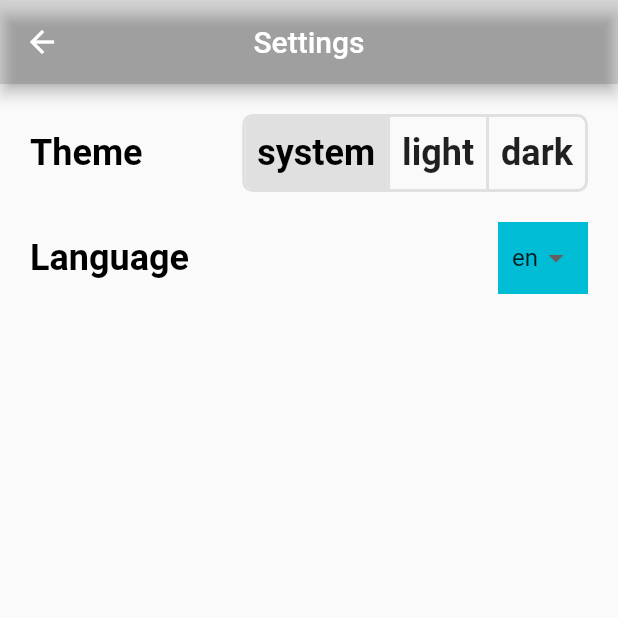
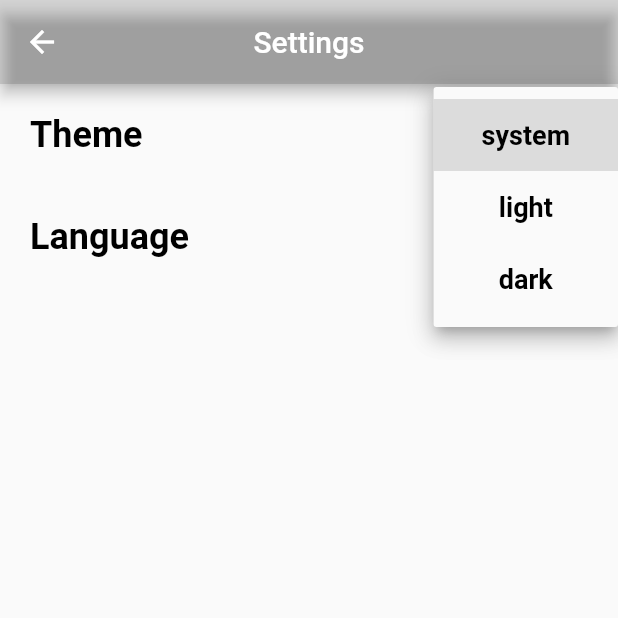
Before and after one commit to 0deans/foodly, a Flutter app: the Settings screen opened by its route, after a tap on "system", on a phone screen of 412 x 824 dp, the top half of it. Run offline on Flutter 3.47's test engine with Material 2 defaults, Android fonts, the phone set to English and light mode, and no system bars; our stand-ins replace camera, google_fonts, image_picker, sqflite; missing offline and left inert: tflite_flutter; accounts and stored records are empty; generated files the repository leaves out were written again.

Commit message:
finished: localization

```diff
--- a/lib/l10n/en.arb
+++ b/lib/l10n/en.arb
@@ -9,5 +9,8 @@
   "mealDetails": "Meal details",
   "show": "Show",
   "hide": "Hide",
-  "foodGroups": "food groups"
+  "foodGroups": "food groups",
+  "system": "system",
+  "light": "light",
+  "dark": "dark"
 }
--- a/lib/l10n/ua.arb
+++ b/lib/l10n/ua.arb
@@ -9,5 +9,8 @@
   "language": "Мова",
   "show": "Показати",
   "hide": "Приховати",
-  "foodGroups": "групи їжі"
+  "foodGroups": "групи їжі",
+  "system": "системна",
+  "light": "світла",
+  "dark": "темна"
 }
--- a/lib/pages/settings.dart
+++ b/lib/pages/settings.dart
@@ -14,17 +14,6 @@ class Settings extends StatefulWidget {
 class _SettingsState extends State<Settings> {
   final List<bool> isSelected = [false, false, false];
 
-  _select(int newIndex) {
-    setState(() {
-      for (int index = 0; index < isSelected.length; index++) {
-        isSelected[index] = index == newIndex;
-      }
-
-      final themeProvider = Provider.of<ThemeProvider>(context, listen: false);
-      themeProvider.setThemeMode(ThemeMode.values[newIndex]);
-    });
-  }
-
   @override
   void initState() {
     super.initState();
@@ -35,9 +24,16 @@ class _SettingsState extends State<Settings> {
 
   @override
   Widget build(BuildContext context) {
-    final _appLocal = AppLocalizations.of(context)!;
-    final provider = Provider.of<LocaleProvider>(context);
-    final locale = provider.locale;
+    final localeProvider = Provider.of<LocaleProvider>(context);
+    final themeProvider = Provider.of<ThemeProvider>(context);
+
+    final appLocal = AppLocalizations.of(context)!;
+
+    final Map<String, String> localizedThemeMode = {
+      'system': appLocal.system,
+      'light': appLocal.light,
+      'dark': appLocal.dark
+    };
 
     return Scaffold(
       appBar: AppBar(
@@ -47,45 +43,35 @@ class _SettingsState extends State<Settings> {
           },
           icon: const Icon(Icons.arrow_back),
         ),
-        title: Text(_appLocal.settings),
+        title: Text(appLocal.settings),
         backgroundColor: Colors.black12,
         centerTitle: true,
       ),
       body: ListView(
         children: [
           Container(
-            margin: const EdgeInsets.only(
-              top: 20,
-              left: 20,
-              right: 20,
-              bottom: 10,
-            ),
+            margin: const EdgeInsets.symmetric(vertical: 10, horizontal: 20),
             child: Row(
               mainAxisAlignment: MainAxisAlignment.spaceBetween,
               children: [
-                Text(
-                  _appLocal.theme,
-                  style: Theme.of(context).textTheme.bodyMedium,
+                Text(appLocal.theme),
+                DropdownButtonHideUnderline(
+                  child: DropdownButton(
+                    style: Theme.of(context).textTheme.bodySmall,
+                    value: themeProvider.themeMode,
+                    alignment: Alignment.centerRight,
+                    items: ThemeMode.values.map((mode) {
+                      return DropdownMenuItem(
+                        value: mode,
+                        child: Center(
+                          child: Text(localizedThemeMode[mode.name]!),
                         ),
-                ToggleButtons(
-                  isSelected: isSelected,
-                  fillColor: Theme.of(context).colorScheme.primary,
-                  selectedColor: Provider.of<ThemeProvider>(context).isDark
-                      ? Colors.white
-                      : Colors.black,
-                  textStyle: Theme.of(context).textTheme.bodyMedium,
-                  renderBorder: true,
-                  borderColor: Theme.of(context).colorScheme.primary,
-                  selectedBorderColor: Theme.of(context).colorScheme.primary,
-                  borderWidth: 2,
-                  borderRadius: BorderRadius.circular(6),
-                  onPressed: _select,
-                  children: ThemeMode.values.map((mode) {
-                    return Padding(
-                      padding: const EdgeInsets.symmetric(horizontal: 8),
-                      child: Text(mode.name),
                       );
                     }).toList(),
+                    onChanged: (themeMode) {
+                      themeProvider.setThemeMode(themeMode!);
+                    },
+                  ),
                 ),
               ],
             ),
@@ -95,28 +81,14 @@ class _SettingsState extends State<Settings> {
             child: Row(
               mainAxisAlignment: MainAxisAlignment.spaceBetween,
               children: [
-                Text(
-                  _appLocal.language,
-                ),
-                Container(
-                    width: 60,
-                    decoration: const BoxDecoration(
-                      color: Colors.cyan,
-                    ),
-                    child: Center(
-                      child: DropdownButtonHideUnderline(
+                Text(appLocal.language),
+                DropdownButtonHideUnderline(
                   child: DropdownButton(
-                          value: locale,
-                          items: AppLocalizations.supportedLocales
-                              .map((nextLocale) {
+                    style: Theme.of(context).textTheme.bodySmall,
+                    value: localeProvider.locale,
+                    items: AppLocalizations.supportedLocales.map((nextLocale) {
                       return DropdownMenuItem(
                         value: nextLocale,
-                              onTap: () {
-                                final provider = Provider.of<LocaleProvider>(
-                                    context,
-                                    listen: false);
-                                provider.setLocale(nextLocale);
-                              },
                         child: Center(
                           child: Text(
                             nextLocale.toString(),
@@ -124,13 +96,14 @@ class _SettingsState extends State<Settings> {
                         ),
                       );
                     }).toList(),
-                          onChanged: (_) {},
+                    onChanged: (locale) {
+                      localeProvider.setLocale(locale!);
+                    },
                   ),
                 ),
-                    ))
               ],
             ),
-          )
+          ),
         ],
       ),
     );
--- a/lib/providers/locale_provider.dart
+++ b/lib/providers/locale_provider.dart
@@ -1,24 +1,30 @@
 import 'package:flutter/material.dart';
 import 'package:flutter_gen/gen_l10n/app_localizations.dart';
+import 'package:foodly/utils/database_service.dart';
 
-class LocaleProvider extends ChangeNotifier{
-  Locale _locale = const Locale('en');
+class LocaleProvider with ChangeNotifier {
+  late Locale _locale;
   Locale get locale => _locale;
 
-  void setLocale(Locale locale){
+  LocaleProvider(Locale locale) {
+    _locale = locale;
+  }
+
+  void setLocale(Locale locale) {
     if(!AppLocalizations.supportedLocales.contains(locale)) {
       return;
     }
 
     _locale = locale;
+
+    DatabaseService().database.then((db) {
+      db.update('settings', {
+        'language': _locale.languageCode,
+      });
+    });
+
     notifyListeners();
   }
 
-  bool getLocale(){
-    if(_locale.toString() == "en") {
-      return true;
-    } else {
-      return false;
-    }
-  }
+  bool getLocale() => _locale.toString() == "en";
 }
```
Also changed, not shown: lib/main.dart (+14 -10 lines), lib/pages/history.dart (+8 -6 lines), lib/pages/meal_details.dart (+9 -4 lines). Lines whose indentation alone changed are shown as unchanged.
